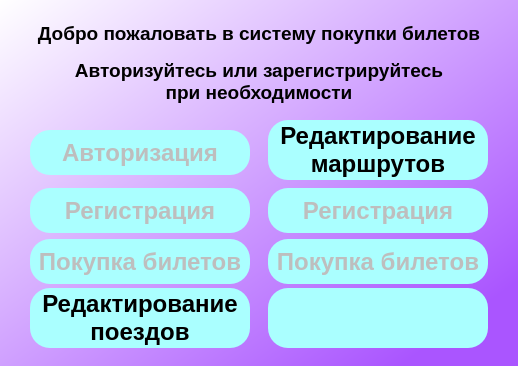
Qt form menu.ui (Mihailus2000/sem08_BSBD_Kursach) before a commit.
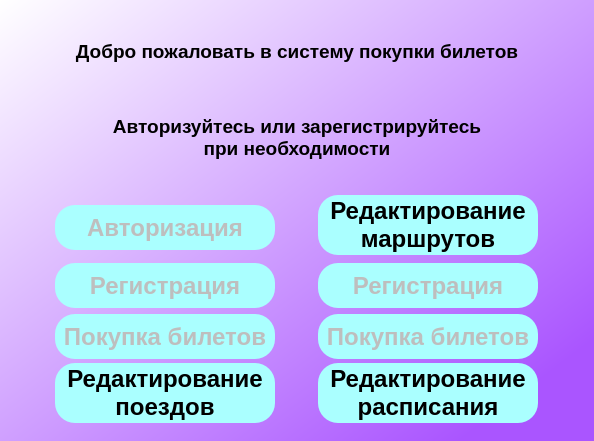
The same form after that commit. The open tabs and pages were chosen to show the change. Icons and pictures are not drawn.

The edit to the form file:
```diff
--- a/menu.ui
+++ b/menu.ui
@@ -6,8 +6,8 @@
    <rect>
     <x>0</x>
     <y>0</y>
-    <width>518</width>
-    <height>366</height>
+    <width>594</width>
+    <height>441</height>
    </rect>
   </property>
   <property name="sizePolicy">
@@ -430,7 +430,7 @@
           <item row="3" column="1">
            <widget class="QPushButton" name="edit_routes_menu_btn_5">
             <property name="enabled">
-             <bool>false</bool>
+             <bool>true</bool>
             </property>
             <property name="sizePolicy">
              <sizepolicy hsizetype="Preferred" vsizetype="Preferred">
@@ -466,7 +466,8 @@
 border-radius:20</string>
             </property>
             <property name="text">
-             <string/>
+             <string>Редактирование
+расписания</string>
             </property>
            </widget>
           </item>
```
Left out of the diff: 4 changed lines with no effect on the pictures.
